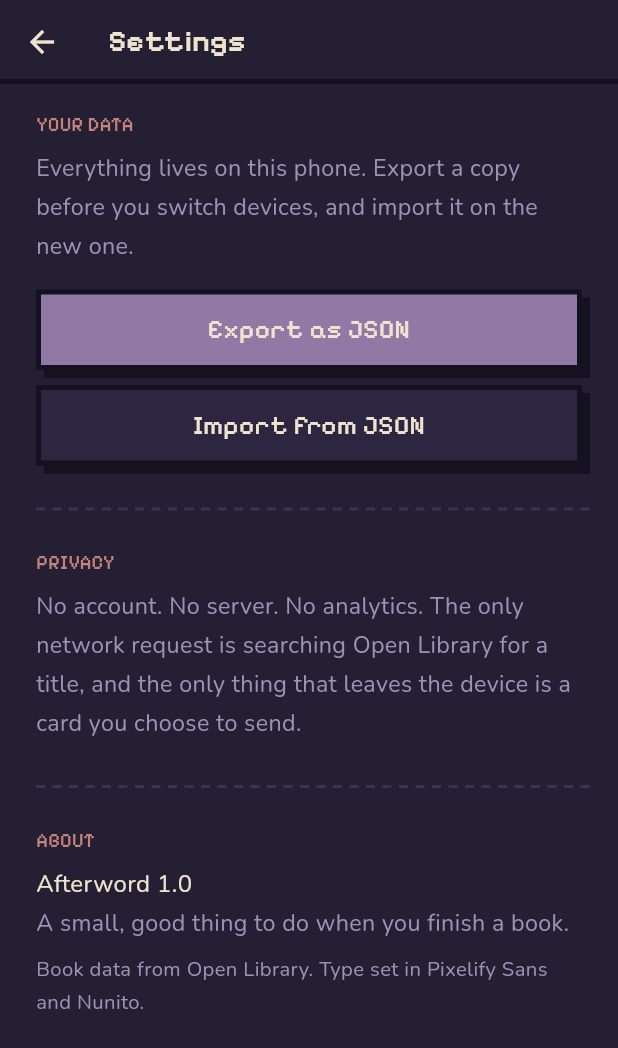
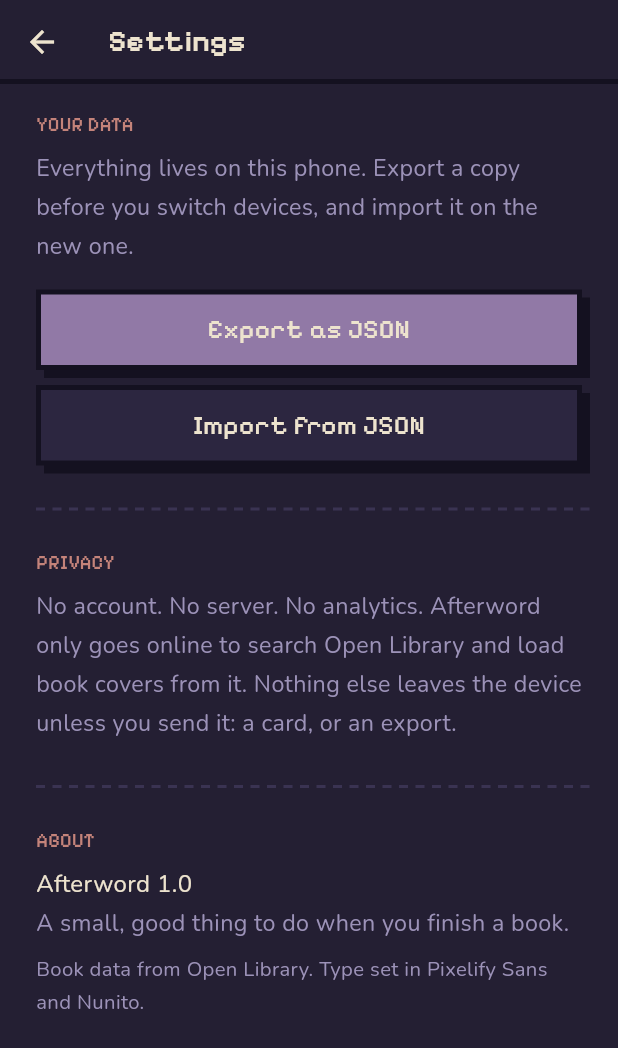
Before and after one commit to naperry2011/Afterword, a Flutter app: the SettingsScreen screen opened by its route, on a phone screen of 412 x 824 dp. Shown: the top 1048 px of the screen. Run offline on Flutter 3.47's test engine with Material 3 defaults, Android fonts, the phone set to English and light mode, and no system bars; our stand-ins replace cached_network_image, drift, drift_flutter, file_picker, flutter_riverpod, go_router and 1 more; accounts and stored records are empty; generated files the repository leaves out were written again.

Commit message:
privacy push

```diff
--- a/lib/screens/settings_screen.dart
+++ b/lib/screens/settings_screen.dart
@@ -111,7 +111,7 @@ class _SettingsScreenState extends ConsumerState<SettingsScreen> {
           Text('PRIVACY', style: pix(size: 13, color: Tokens.rose)),
           const SizedBox(height: 8),
           Text(
-            'No account. No server. No analytics. The only network request is searching Open Library for a title, and the only thing that leaves the device is a card you choose to send.',
+            'No account. No server. No analytics. Afterword only goes online to search Open Library and load book covers from it. Nothing else leaves the device unless you send it: a card, or an export.',
             style: body(size: 15.5, color: Tokens.dim),
           ),
           const DashedRule(margin: EdgeInsets.symmetric(vertical: 28)),
```
Also changed, not shown: 1 other file.
